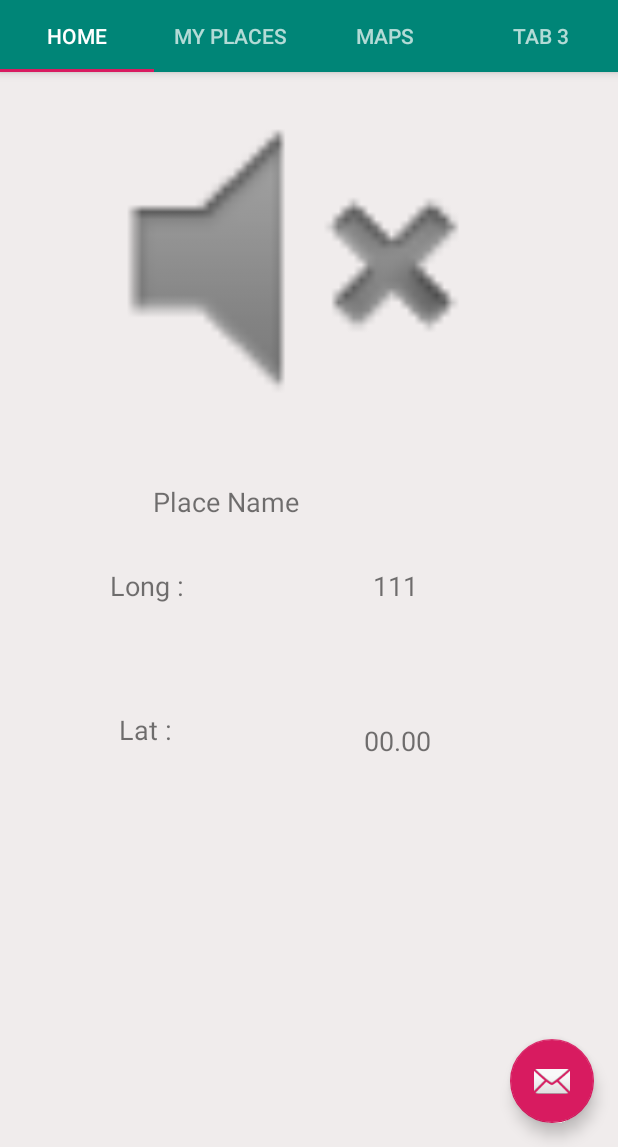
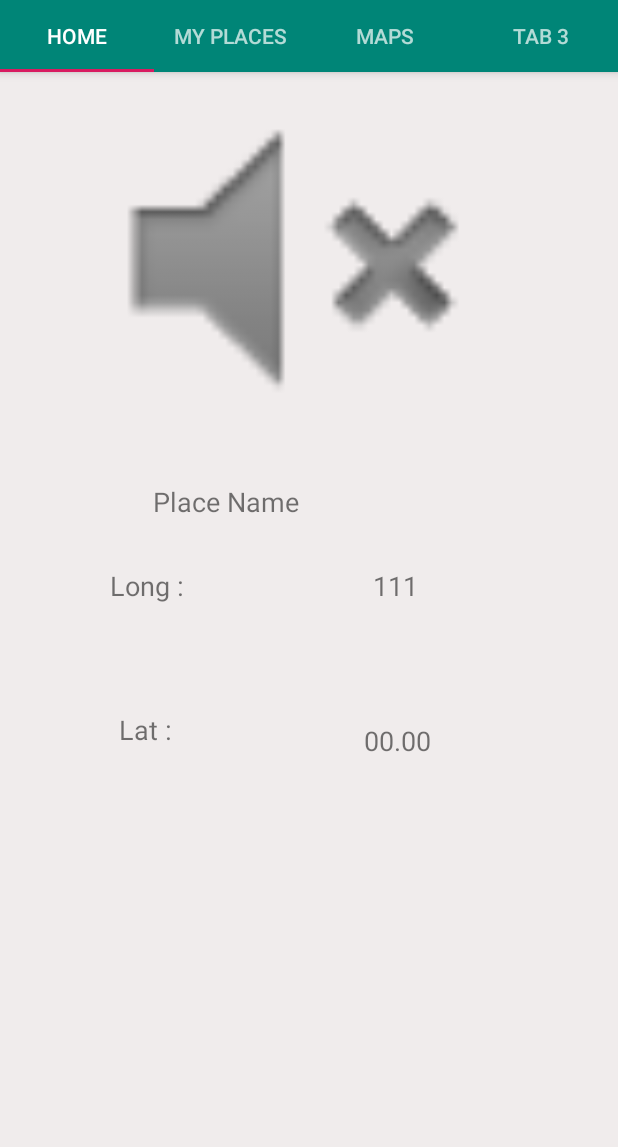
Before and after one commit to ValdesChe/SmoothSwitch, an Android app: the screen it shows after launch (MainActivity), on a phone screen of 412 x 824 dp, the part 89-1236 px from its top. Run offline under Robolectric (Android 15) with nearby library versions, the phone set to English and light mode, and no system bars; 1 statement that could not run was skipped.

Commit message:
Removed floating button from fragments

```diff
--- a/app/src/main/java/com/smoothswitch/MainActivity.java
+++ b/app/src/main/java/com/smoothswitch/MainActivity.java
@@ -22,9 +22,6 @@ public class MainActivity extends AppCompatActivity {
         viewPager.setAdapter(sectionsPagerAdapter);
         TabLayout tabs = findViewById(R.id.tabs);
         tabs.setupWithViewPager(viewPager);
-        FloatingActionButton fab = findViewById(R.id.fab);
 
-        fab.setOnClickListener(view -> Snackbar.make(view, "Replace with your own action", Snackbar.LENGTH_LONG)
-                .setAction("Action", null).show());
     }
 }
--- a/app/src/main/res/layout/activity_main.xml
+++ b/app/src/main/res/layout/activity_main.xml
@@ -32,13 +32,7 @@
         android:id="@+id/view_pager"
         android:layout_width="match_parent"
         android:layout_height="match_parent"
+        android:background="#FFFFFF"
         app:layout_behavior="@string/appbar_scrolling_view_behavior" />
 
-    <com.google.android.material.floatingactionbutton.FloatingActionButton
-        android:id="@+id/fab"
-        android:layout_width="wrap_content"
-        android:layout_height="wrap_content"
-        android:layout_gravity="bottom|end"
-        android:layout_margin="@dimen/fab_margin"
-        app:srcCompat="@android:drawable/ic_dialog_email" />
 </androidx.coordinatorlayout.widget.CoordinatorLayout>
```
